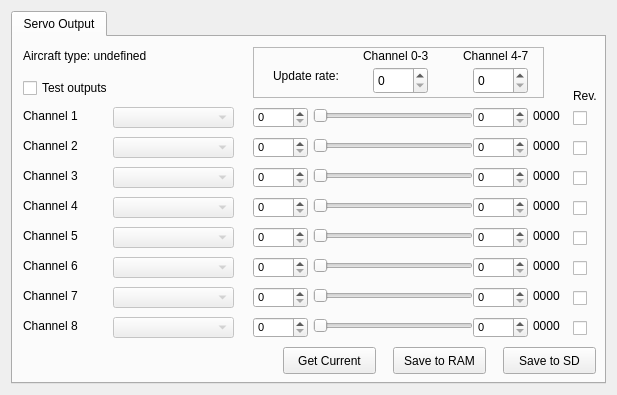
Above: ground/openpilotgcs/src/plugins/config/output.ui from openpilot/OpenPilot before the change. Below: the same form after it.
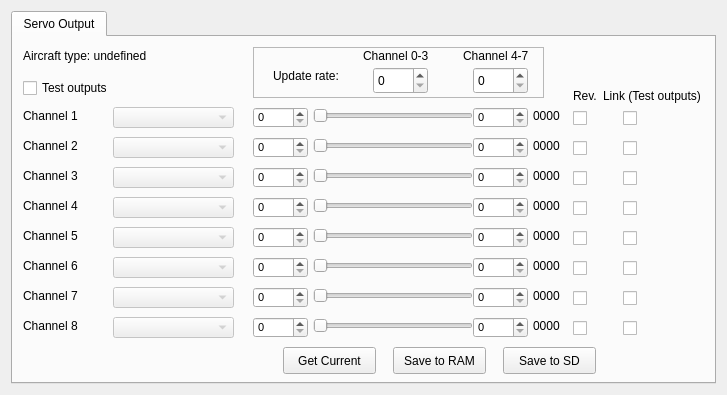
That is the form after the change.

Commit message: Added the option to link output channels when in "Test Output" mode - useful for testing quads, hexes etc.

```diff
--- a/ground/openpilotgcs/src/plugins/config/output.ui
+++ b/ground/openpilotgcs/src/plugins/config/output.ui
@@ -6,7 +6,7 @@
    <rect>
     <x>0</x>
     <y>0</y>
-    <width>617</width>
+    <width>727</width>
     <height>395</height>
    </rect>
   </property>
@@ -1302,6 +1302,147 @@
         <string>Rev.</string>
        </property>
       </widget>
+      <widget class="QLabel" name="label_2">
+       <property name="geometry">
+        <rect>
+         <x>590</x>
+         <y>50</y>
+         <width>101</width>
+         <height>17</height>
+        </rect>
+       </property>
+       <property name="text">
+        <string>Link (Test outputs)</string>
+       </property>
+      </widget>
+      <widget class="QCheckBox" name="ch0Link">
+       <property name="geometry">
+        <rect>
+         <x>610</x>
+         <y>70</y>
+         <width>21</width>
+         <height>22</height>
+        </rect>
+       </property>
+       <property name="toolTip">
+        <string>Only used with Test Output mode</string>
+       </property>
+       <property name="text">
+        <string/>
+       </property>
+      </widget>
+      <widget class="QCheckBox" name="ch1Link">
+       <property name="geometry">
+        <rect>
+         <x>610</x>
+         <y>100</y>
+         <width>21</width>
+         <height>22</height>
+        </rect>
+       </property>
+       <property name="toolTip">
+        <string>Only used with Test Output mode</string>
+       </property>
+       <property name="text">
+        <string/>
+       </property>
+      </widget>
+      <widget class="QCheckBox" name="ch2Link">
+       <property name="geometry">
+        <rect>
+         <x>610</x>
+         <y>130</y>
+         <width>21</width>
+         <height>22</height>
+        </rect>
+       </property>
+       <property name="toolTip">
+        <string>Only used with Test Output mode</string>
+       </property>
+       <property name="text">
+        <string/>
+       </property>
+      </widget>
+      <widget class="QCheckBox" name="ch3Link">
+       <property name="geometry">
+        <rect>
+         <x>610</x>
+         <y>160</y>
+         <width>21</width>
+         <height>22</height>
+        </rect>
+       </property>
+       <property name="toolTip">
+        <string>Only used with Test Output mode</string>
+       </property>
+       <property name="text">
+        <string/>
+       </property>
+      </widget>
+      <widget class="QCheckBox" name="ch4Link">
+       <property name="geometry">
+        <rect>
+         <x>610</x>
+         <y>190</y>
+         <width>21</width>
+         <height>22</height>
+        </rect>
+       </property>
+       <property name="toolTip">
+        <string>Only used with Test Output mode</string>
+       </property>
+       <property name="text">
+        <string/>
+       </property>
+      </widget>
+      <widget class="QCheckBox" name="ch5Link">
+       <property name="geometry">
+        <rect>
+         <x>610</x>
+         <y>220</y>
+         <width>21</width>
+         <height>22</height>
+        </rect>
+       </property>
+       <property name="toolTip">
+        <string>Only used with Test Output mode</string>
+       </property>
+       <property name="text">
+        <string/>
+       </property>
+      </widget>
+      <widget class="QCheckBox" name="ch6Link">
+       <property name="geometry">
+        <rect>
+         <x>610</x>
+         <y>250</y>
+         <width>21</width>
+         <height>22</height>
+        </rect>
+       </property>
+       <property name="toolTip">
+        <string>Only used with Test Output mode</string>
+       </property>
+       <property name="text">
+        <string/>
+       </property>
+      </widget>
+      <widget class="QCheckBox" name="ch7Link">
+       <property name="geometry">
+        <rect>
+         <x>610</x>
+         <y>280</y>
+         <width>21</width>
+         <height>22</height>
+        </rect>
+       </property>
+       <property name="toolTip">
+        <string>Only used with Test Output mode</string>
+       </property>
+       <property name="text">
+        <string/>
+       </property>
+      </widget>
      </widget>
     </widget>
    </item>
```
The commit also changes 2 other files.
